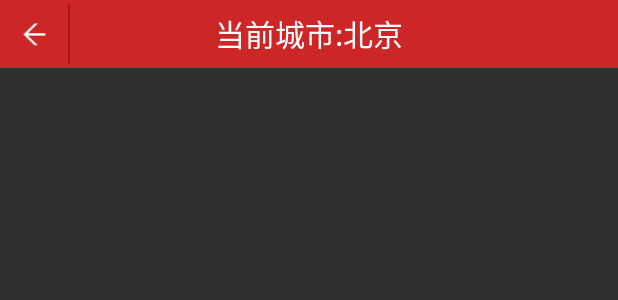
After one commit to ywm108/myMIniWeather, an Android app: the layout select_city.xml on its own in the app's theme, with its tools: preview values and no code run, on a phone screen of 412 x 824 dp. The commit adds this screen. Shown: the top 300 px of the screen. Run offline under Robolectric (Android 15) with nearby library versions, the phone set to English and light mode, and no system bars.

Commit message:
second commi

```diff
--- a/app/src/main/AndroidManifest.xml
+++ b/app/src/main/AndroidManifest.xml
@@ -14,6 +14,7 @@
               <category android:name="android.intent.category.LAUNCHER"/>
           </intent-filter>
         </activity>
+       <activity android:name=".SelectCity"></activity>
     </application>
 
 </manifest>
--- /dev/null
+++ b/app/src/main/res/layout/select_city.xml
@@ -0,0 +1,33 @@
+<?xml version="1.0" encoding="utf-8"?>
+<RelativeLayout xmlns:android="http://schemas.android.com/apk/res/android"
+    android:layout_width="match_parent"
+    android:layout_height="match_parent">
+    <RelativeLayout
+        android:layout_width="fill_parent"
+        android:layout_height="45.0dip"
+        android:background="#ffcd2626">
+        <TextView
+            android:id="@+id/title_name"
+            android:layout_width="fill_parent"
+            android:layout_height="fill_parent"
+            android:gravity="center"
+            android:text="当前城市:北京"
+            android:textColor="#ffffffff"
+            android:textSize="20.0dip"/>
+        <ImageView
+            android:id="@+id/title_back"
+            android:layout_width="45.0dip"
+            android:layout_height="45.0dip"
+            android:layout_alignParentLeft="true"
+            android:layout_centerVertical="true"
+            android:src="@drawable/base_action_bar_back_normal"/>
+        <ImageView
+            android:layout_width="1.0dip"
+            android:layout_height="40dip"
+            android:layout_centerVertical="true"
+
+            android:layout_toRightOf="@id/title_back"
+            android:background="#A71717"
+            android:gravity="center"/>
+    </RelativeLayout>
+</RelativeLayout>
```
Also changed, not shown: app/src/main/java/tw/com/ywm/miniweather/MainActivity.java (+29 -0 lines), app/src/main/java/tw/com/ywm/miniweather/SelectCity.java (added, +35 -0 lines), app/src/main/res/drawable/base_action_bar_back_normal.png (added).
